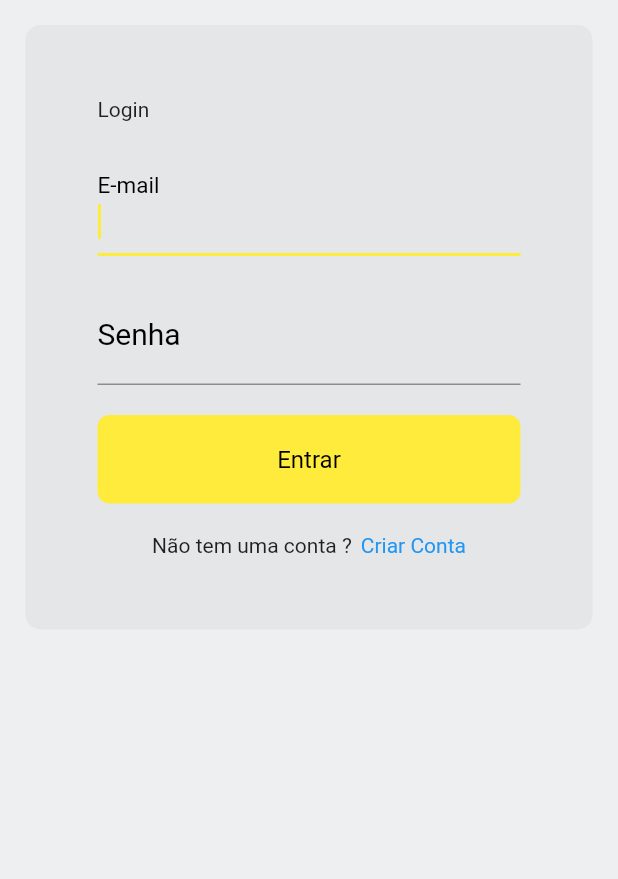
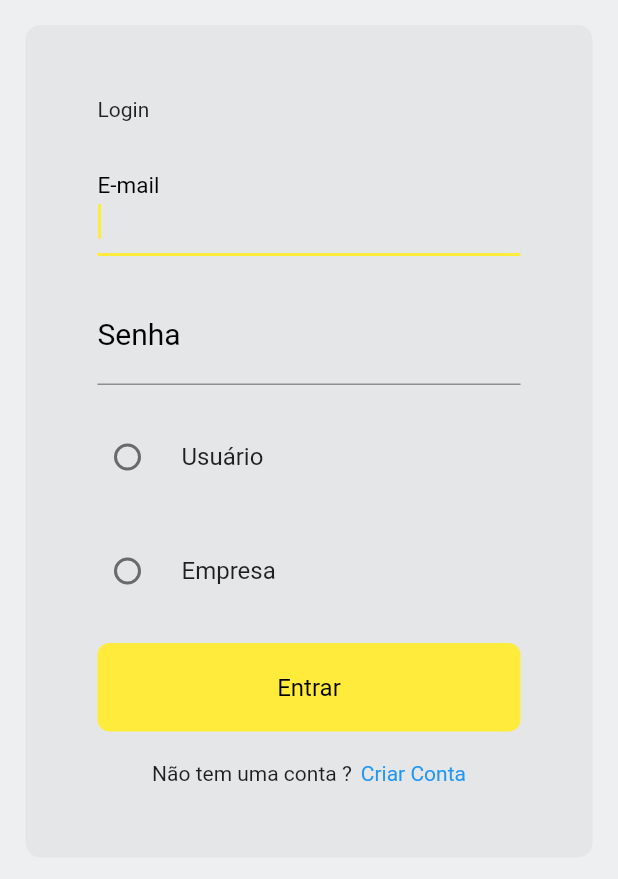
Before and after one commit to Nicolas123-coder/Projeto-Programa-Fidelidade, a Flutter app: the screen it shows after launch, after a tap on "Entrar", on a phone screen of 412 x 824 dp, the part 347-1226 px from its top. Run offline on Flutter 3.47's test engine with Material 2 defaults, Android fonts, the phone set to English and light mode, and no system bars; our stand-ins replace mask_text_input_formatter; network calls fail.

```diff
--- a/project/lib/pages/login.dart
+++ b/project/lib/pages/login.dart
@@ -1,22 +1,13 @@
 // ignore_for_file: avoid_print, prefer_const_constructors
 
+import 'dart:convert';
 import 'dart:io';
 import 'package:flutter/material.dart';
 import 'package:project/main.dart';
 import 'package:project/pages/cadastro.dart';
 import 'about.dart';
+import 'package:http/http.dart' as http;
 
-// class Login {
-//   final String email;
-//   final String senha;
-//   final String tipoUsuario;
-
-//   Login (
-//     this.email,
-//     this.senha,
-//     this.tipoUsuario
-//   );
-// }
 class LoginPage extends StatefulWidget {
   const LoginPage({Key? key}) : super(key: key);
 
@@ -37,14 +28,45 @@ class SizeConfig{
   }
 }
 
-String email = "";
+class _LoginPageState extends State<LoginPage> {
+  loginApi() async {
+    try {
+      var response = await http.post(
+        Uri.parse('http://localhost:3000/login'),
+        body: jsonEncode({
+          "email": email,
+          "senha": senha,
+          "tipoUsuario": "usuario"
+        }),
+        headers: {
+          "Content-Type": "application/json",
+          "Accept": "application/json"
+        });
 
-class _LoginPageState extends State<LoginPage> {
+      if(response.statusCode == 400) {
+        showDialog(
+          context: context,
+          builder: (context) => AlertDialog(
+            content: Text("Usuário não autenticado"),
+          ));
+      }
+
+      print(response.statusCode);
+    } catch (error) {
+      AlertDialog(content: Text("error"));
+      print(error);
+    }
+  }
+
   @override
   void initState() {
     super.initState();
-    email = email;
+    // String email;
   }
+
+  String email = '';
+  String senha = '';
+  String tipoUsuario = '';
 
   @override
   Widget build(BuildContext context) {
@@ -66,8 +88,8 @@ class _LoginPageState extends State<LoginPage> {
               constraints: BoxConstraints(
                 minWidth: 200,
                 minHeight: 200,
-                maxWidth: 500,
-                maxHeight: 420
+                maxWidth: 600,
+                maxHeight: 730
               ),
               child: Container(
                 padding: const EdgeInsets.all(48),
@@ -81,7 +103,9 @@ class _LoginPageState extends State<LoginPage> {
                   children: <Widget> [
                     SizedBox(height: 20),
 
-                    Title(color: Color.fromARGB(255, 144, 146, 144), child: Text('Login')),
+                    Title(
+                      color: Color.fromARGB(255, 144, 146, 144),
+                      child: Text('Login')),
 
                     TextFormField(
                       autofocus: true,
@@ -95,12 +119,14 @@ class _LoginPageState extends State<LoginPage> {
                       ),
                       //ADICIONAR O ON CHANGE !! e colocar no email q ta no state
                       onChanged: (value) {
-                        email = value;
+                        setState(() {
+                          email = value.toString();
+                        });
                       },
                     ),
 
                     TextFormField(
-                       autofocus: true,
+                      autofocus: true,
                       obscureText: true,
                       keyboardType: TextInputType.text,
                       style: const TextStyle(
@@ -108,13 +134,40 @@ class _LoginPageState extends State<LoginPage> {
                         fontSize: 20 ),
                       decoration: const InputDecoration(
                         labelText: 'Senha',
-                        labelStyle: TextStyle(color: Colors.black))
+                        labelStyle: TextStyle(color: Colors.black)),
+                      onChanged: (value) {
+                        setState(() {
+                          senha = value.toString();
+                        });
+                      },
                     ),
+
+                    RadioListTile(
+                      contentPadding: EdgeInsets.all(0.0),
+                      title: Text('Usuário'),
+                      value: 'usuario',
+                      groupValue: tipoUsuario,
+                      onChanged: (value) {
+                        setState(() {
+                          tipoUsuario = value.toString();
+                        });
+                    }),
+
+                    RadioListTile(
+                      contentPadding: EdgeInsets.all(0.0),
+                      title: Text('Empresa'),
+                      value: 'estabelecimento',
+                      groupValue: tipoUsuario,
+                      onChanged: (value) {
+                        setState(() {
+                          tipoUsuario = value.toString();
+                        });
+                    }),
 
                     SizedBox(
                       width: double.infinity,
                       child: TextButton(
-                        onPressed: () {},
+                        onPressed: () {loginApi();},
                         style: TextButton.styleFrom(
                           primary: Colors.black,
                           padding: const EdgeInsets.symmetric(
```
